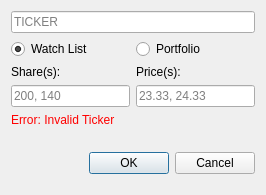
First picture: the form in forms/AddStockDialog.ui, repository jkulskis/stock-copter, before the edit.
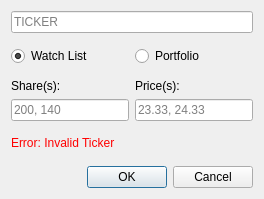
Second picture: the form after the edit.

Commit message: start of stock viewer dialog

The edit to the form file:
```diff
--- a/forms/AddStockDialog.ui
+++ b/forms/AddStockDialog.ui
@@ -6,8 +6,8 @@
    <rect>
     <x>0</x>
     <y>0</y>
-    <width>266</width>
-    <height>195</height>
+    <width>264</width>
+    <height>199</height>
    </rect>
   </property>
   <property name="sizePolicy">
@@ -22,7 +22,7 @@
   <property name="inputMethodHints">
    <set>Qt::ImhNone</set>
   </property>
-  <layout class="QVBoxLayout" name="verticalLayout_3">
+  <layout class="QVBoxLayout" name="verticalLayout">
    <item>
     <widget class="QLineEdit" name="lineEditTicker">
      <property name="placeholderText">
@@ -33,8 +33,6 @@
    <item>
     <layout class="QHBoxLayout" name="horizontalLayout">
      <item>
-      <layout class="QVBoxLayout" name="verticalLayout_2">
-       <item alignment="Qt::AlignTop">
         <widget class="QRadioButton" name="radioButtonWatchList">
          <property name="sizePolicy">
           <sizepolicy hsizetype="Minimum" vsizetype="Minimum">
@@ -50,28 +48,7 @@
          </property>
         </widget>
        </item>
-       <item alignment="Qt::AlignTop">
-        <widget class="QLabel" name="labelShares">
-         <property name="text">
-          <string>Share(s):</string>
-         </property>
-        </widget>
-       </item>
-       <item alignment="Qt::AlignTop">
-        <widget class="QLineEdit" name="lineEditShares">
-         <property name="readOnly">
-          <bool>true</bool>
-         </property>
-         <property name="placeholderText">
-          <string>200, 140</string>
-         </property>
-        </widget>
-       </item>
-      </layout>
-     </item>
      <item>
-      <layout class="QVBoxLayout" name="verticalLayout">
-       <item alignment="Qt::AlignTop">
         <widget class="QRadioButton" name="radioButtonPortfolio">
          <property name="sizePolicy">
           <sizepolicy hsizetype="Minimum" vsizetype="Minimum">
@@ -84,17 +61,44 @@
          </property>
         </widget>
        </item>
-       <item alignment="Qt::AlignTop">
+    </layout>
+   </item>
+   <item>
+    <layout class="QVBoxLayout" name="verticalLayoutSharesPrices">
+     <item>
+      <layout class="QHBoxLayout" name="horizontalLayout_2">
+       <item>
+        <widget class="QLabel" name="labelShares">
+         <property name="text">
+          <string>Share(s):</string>
+         </property>
+        </widget>
+       </item>
+       <item>
         <widget class="QLabel" name="labelPrices">
          <property name="text">
           <string>Price(s):</string>
          </property>
         </widget>
        </item>
-       <item alignment="Qt::AlignTop">
+      </layout>
+     </item>
+     <item>
+      <layout class="QHBoxLayout" name="horizontalLayout_3">
+       <item>
+        <widget class="QLineEdit" name="lineEditShares">
+         <property name="readOnly">
+          <bool>false</bool>
+         </property>
+         <property name="placeholderText">
+          <string>200, 140</string>
+         </property>
+        </widget>
+       </item>
+       <item>
         <widget class="QLineEdit" name="lineEditPrices">
          <property name="readOnly">
-          <bool>true</bool>
+          <bool>false</bool>
          </property>
          <property name="placeholderText">
           <string>23.33, 24.33</string>
@@ -105,14 +109,14 @@
      </item>
     </layout>
    </item>
-   <item alignment="Qt::AlignTop">
+   <item>
     <widget class="QLabel" name="labelError">
      <property name="text">
       <string>&lt;html&gt;&lt;head/&gt;&lt;body&gt;&lt;p&gt;&lt;span style=&quot; color:#ff0000;&quot;&gt;Error: Invalid Ticker&lt;/span&gt;&lt;/p&gt;&lt;/body&gt;&lt;/html&gt;</string>
      </property>
     </widget>
    </item>
-   <item alignment="Qt::AlignTop">
+   <item>
     <widget class="QDialogButtonBox" name="buttonBox">
      <property name="orientation">
       <enum>Qt::Horizontal</enum>
```
Lines whose indentation alone changed are shown as unchanged. The commit also changes 16 other files.
